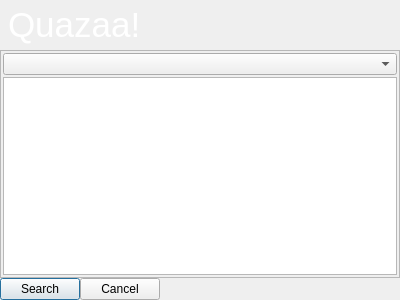
Qt form branches/Rewrite/UI/dialoglibrarysearch.ui (c3c/quazaa) before a commit.
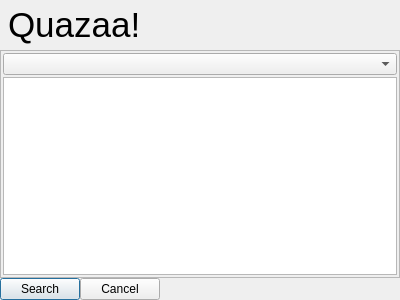
The same form after that commit. Icons and pictures are not drawn.

Commit message: Removed remaining hard coded skinning style sheets from ui. Fixed default app menu appearing to right of nav toolbar. Now appears where menu should appear.

```diff
--- a/branches/Rewrite/UI/dialoglibrarysearch.ui
+++ b/branches/Rewrite/UI/dialoglibrarysearch.ui
@@ -53,10 +53,6 @@
        <height>50</height>
       </size>
      </property>
-     <property name="styleSheet">
-      <string notr="true">background-image: url(:/Resource/HeaderBackground.png);
-color: rgb(255, 255, 255);</string>
-     </property>
      <property name="frameShape">
       <enum>QFrame::NoFrame</enum>
      </property>
```
Left out of the diff: 6 changed lines with no effect on the pictures. The commit also changes 33 other files.
